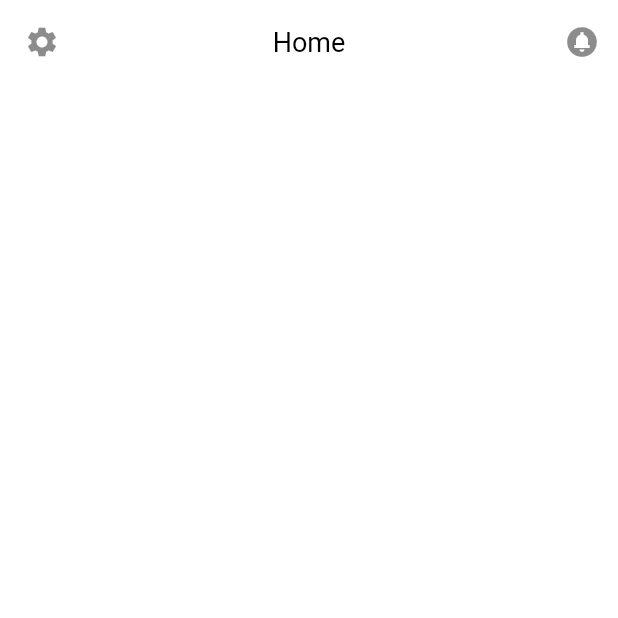
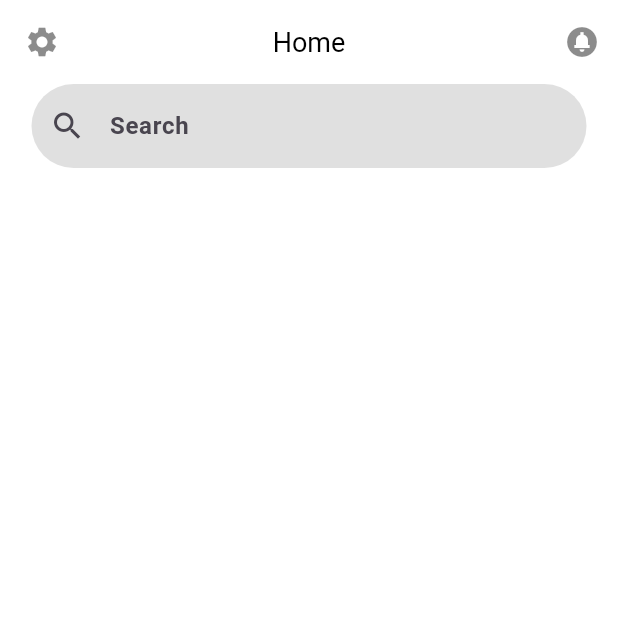
Before and after one commit to hiwaamirii/Trustwallet-UI-Flutter, a Flutter app: the screen it shows after launch, on a phone screen of 412 x 824 dp, the top half of it. Run offline on Flutter 3.47's test engine with Material 3 defaults, Android fonts, the phone set to English and light mode, and no system bars.

Commit message:
Search bar complete

```diff
--- a/lib/Screens/home_screen.dart
+++ b/lib/Screens/home_screen.dart
@@ -15,7 +15,8 @@ class _HomeScreenState extends State<HomeScreen> {
       appBar: AppBar(
         backgroundColor: Colors.white,
         elevation: 0,
-        title: const Text('Home',
+        title: const Text(
+          'Home',
           style: TextStyle(
             fontSize: 18,
             color: Colors.black,
@@ -28,13 +29,38 @@ class _HomeScreenState extends State<HomeScreen> {
         ),
         actions: <Widget>[
           IconButton(
-            icon: const Icon(Icons.circle_notifications_sharp, color: Colors.black45),
+            icon: const Icon(Icons.circle_notifications_sharp,
+                color: Colors.black45),
             onPressed: () {},
           ),
         ],
       ),
       body: const Column(
-        children: [],
+        children: [
+          Row(
+            mainAxisAlignment: MainAxisAlignment.center,
+            children: [
+              SizedBox(
+                width: 370,
+                child: TextField(
+                  decoration: InputDecoration(
+                    labelText: 'Search',
+                    border: OutlineInputBorder(
+                      borderRadius: BorderRadius.all(Radius.circular(30)),
+                      borderSide: BorderSide.none,
+                    ),
+                    prefixIcon: Icon(Icons.search),
+                    filled: true,
+                    fillColor: Colors.black12,
+                    labelStyle: TextStyle(
+                      fontWeight: FontWeight.bold,
+                    ),
+                  ),
+                ),
+              ),
+            ],
+          ),
+        ],
       ),
     );
   }
```
